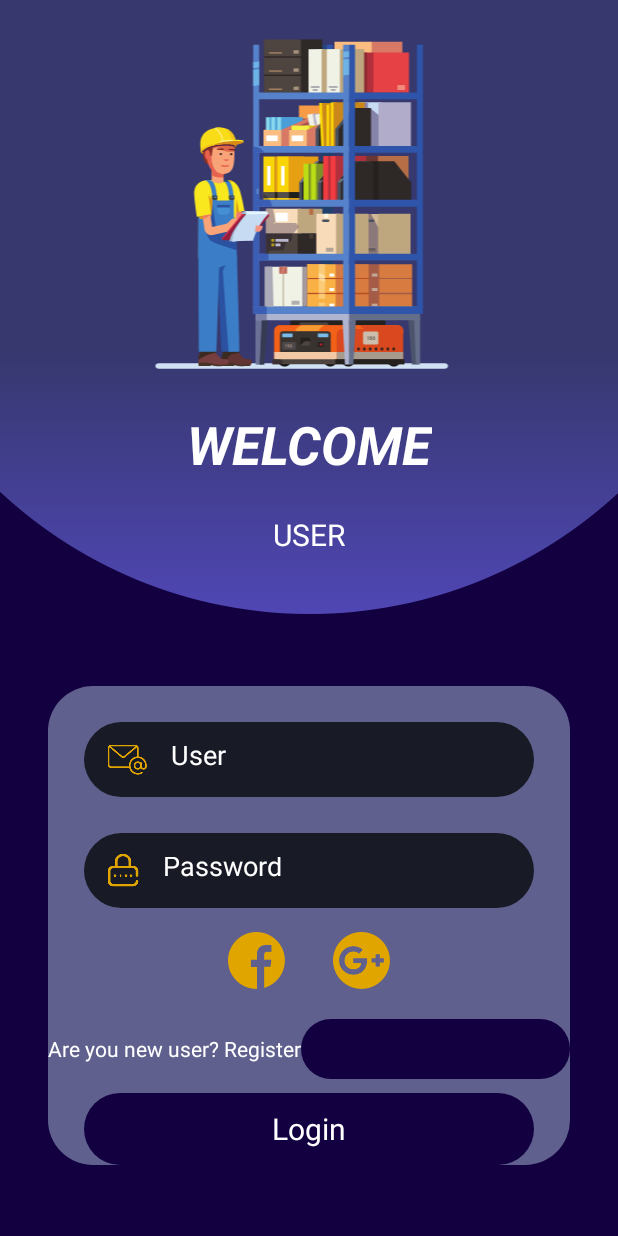
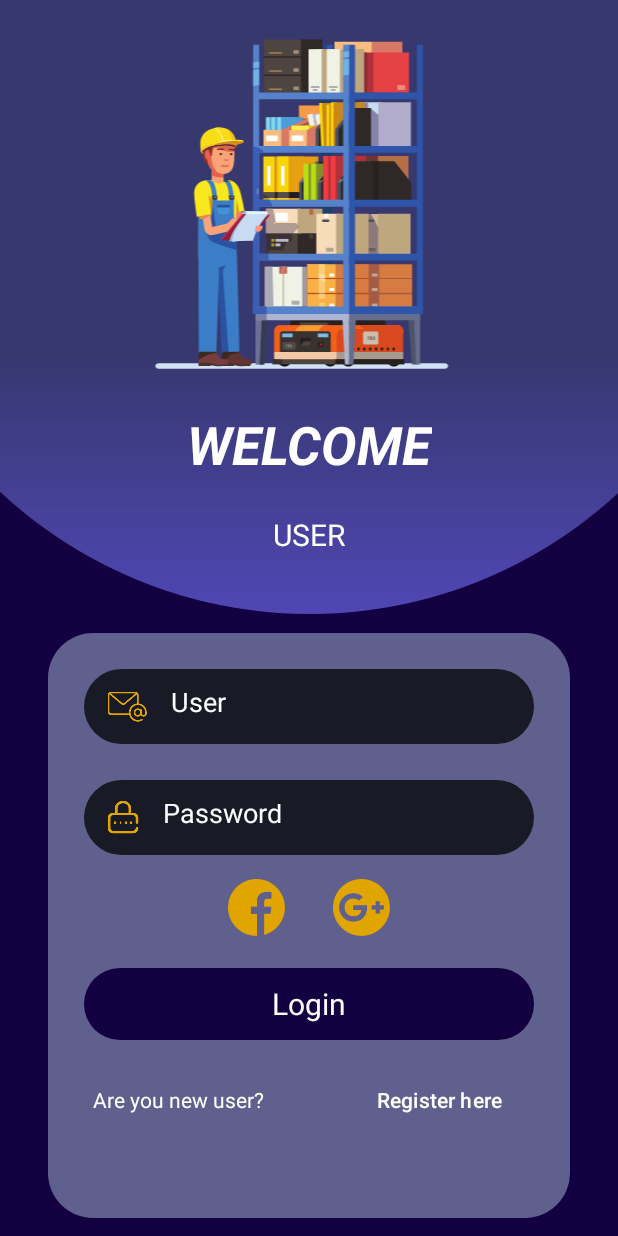
Before and after one commit to haarveyd/Inventario, an Android app: the fragment LoginFragment shown on its own in the app's theme, on a phone screen of 412 x 824 dp. Run offline under Robolectric (Android 15) with nearby library versions, the phone set to English and light mode, and no system bars.

Commit message:
Se arreglo el login

```diff
--- a/app/src/main/res/layout/fragment_login.xml
+++ b/app/src/main/res/layout/fragment_login.xml
@@ -29,9 +29,36 @@
         app:layout_constraintVertical_bias="0.0"
         app:srcCompat="@drawable/_311295_395" />
 
+    <TextView
+        android:id="@+id/textView5"
+        android:layout_width="wrap_content"
+        android:layout_height="wrap_content"
+        android:text="@string/WELCOME"
+        android:textColor="#ffff"
+        android:textSize="35dp"
+        android:textStyle="bold|italic"
+        app:layout_constraintBottom_toBottomOf="@+id/imageView"
+        app:layout_constraintEnd_toEndOf="parent"
+        app:layout_constraintStart_toStartOf="parent"
+        app:layout_constraintTop_toBottomOf="@+id/imageView8"
+        app:layout_constraintVertical_bias="0.072" />
+
+    <TextView
+        android:id="@+id/usuario"
+        android:layout_width="wrap_content"
+        android:layout_height="wrap_content"
+        android:text="@string/USERLOGIN"
+        android:textColor="#FFFF"
+        android:textSize="20sp"
+        app:layout_constraintBottom_toBottomOf="@+id/imageView"
+        app:layout_constraintEnd_toEndOf="parent"
+        app:layout_constraintStart_toStartOf="parent"
+        app:layout_constraintTop_toBottomOf="@+id/textView5"
+        app:layout_constraintVertical_bias="0.37" />
+
     <LinearLayout
         android:layout_width="match_parent"
-        android:layout_height="wrap_content"
+        android:layout_height="390dp"
         android:layout_marginStart="32dp"
         android:layout_marginEnd="32dp"
         android:background="@drawable/background_purple"
@@ -99,26 +126,6 @@
 
         </LinearLayout>
 
-        <LinearLayout
-            android:layout_width="match_parent"
-            android:layout_height="match_parent"
-            android:orientation="horizontal">
-
-            <TextView
-                android:id="@+id/textView3"
-                android:layout_width="wrap_content"
-                android:layout_height="wrap_content"
-                android:text="@string/RECOVERYLOGIN"
-                android:textAlignment="center"
-                android:textColor="#ffffff" />
-
-            <Button
-                android:id="@+id/registro"
-                android:layout_width="wrap_content"
-                android:layout_height="wrap_content"
-                android:layout_weight="1" />
-        </LinearLayout>
-
         <Button
             android:id="@+id/RegistroUsuario"
             style="@android:style/Widget.Button"
@@ -133,33 +140,32 @@
             android:textColor="#ffffff"
             android:textSize="20dp" />
 
+        <LinearLayout
+            android:layout_width="match_parent"
+            android:layout_height="40dp"
+            android:layout_marginTop="20dp"
+            android:orientation="horizontal">
+
+
+            <TextView
+                android:id="@+id/textView3"
+                android:layout_width="173dp"
+                android:layout_height="wrap_content"
+                android:text="@string/RECOVERYLOGIN"
+                android:textAlignment="center"
+                android:textColor="#ffffff" />
+
+            <Button
+                android:id="@+id/registro"
+                android:layout_width="105dp"
+                android:layout_height="wrap_content"
+
+                android:layout_weight="1"
+                android:background="#00FFFFFF"
+                android:text="Register here"
+                tools:ignore="TouchTargetSizeCheck" />
+        </LinearLayout>
+
     </LinearLayout>
 
-    <TextView
-        android:id="@+id/textView5"
-        android:layout_width="wrap_content"
-        android:layout_height="wrap_content"
-        android:text="@string/WELCOME"
-        android:textColor="#ffff"
-        android:textSize="35dp"
-        android:textStyle="bold|italic"
-        app:layout_constraintBottom_toBottomOf="@+id/imageView"
-        app:layout_constraintEnd_toEndOf="parent"
-        app:layout_constraintStart_toStartOf="parent"
-        app:layout_constraintTop_toBottomOf="@+id/imageView8"
-        app:layout_constraintVertical_bias="0.072" />
-
-    <TextView
-        android:id="@+id/usuario"
-        android:layout_width="wrap_content"
-        android:layout_height="wrap_content"
-        android:text="@string/USERLOGIN"
-        android:textColor="#FFFF"
-        android:textSize="20sp"
-        app:layout_constraintBottom_toBottomOf="@+id/imageView"
-        app:layout_constraintEnd_toEndOf="parent"
-        app:layout_constraintStart_toStartOf="parent"
-        app:layout_constraintTop_toBottomOf="@+id/textView5"
-        app:layout_constraintVertical_bias="0.37" />
-
 </androidx.constraintlayout.widget.ConstraintLayout>
--- a/app/src/main/res/values/strings.xml
+++ b/app/src/main/res/values/strings.xml
@@ -7,7 +7,7 @@
     <string name="USERLOGIN">USER</string>
     <string name="USERLOGIN2">User</string>
     <string name="PASSWORDLOGIN">Password</string>
-    <string name="RECOVERYLOGIN">Are you new user? Register</string>
+    <string name="RECOVERYLOGIN">Are you new user?</string>
     <string name="LOGINLOGIN">Login</string>
     <string name="FORGETLOGIN">Forget Password? Recovery it</string>
     <string name="SEARCHINGINVEN">Searching for....</string>
```
